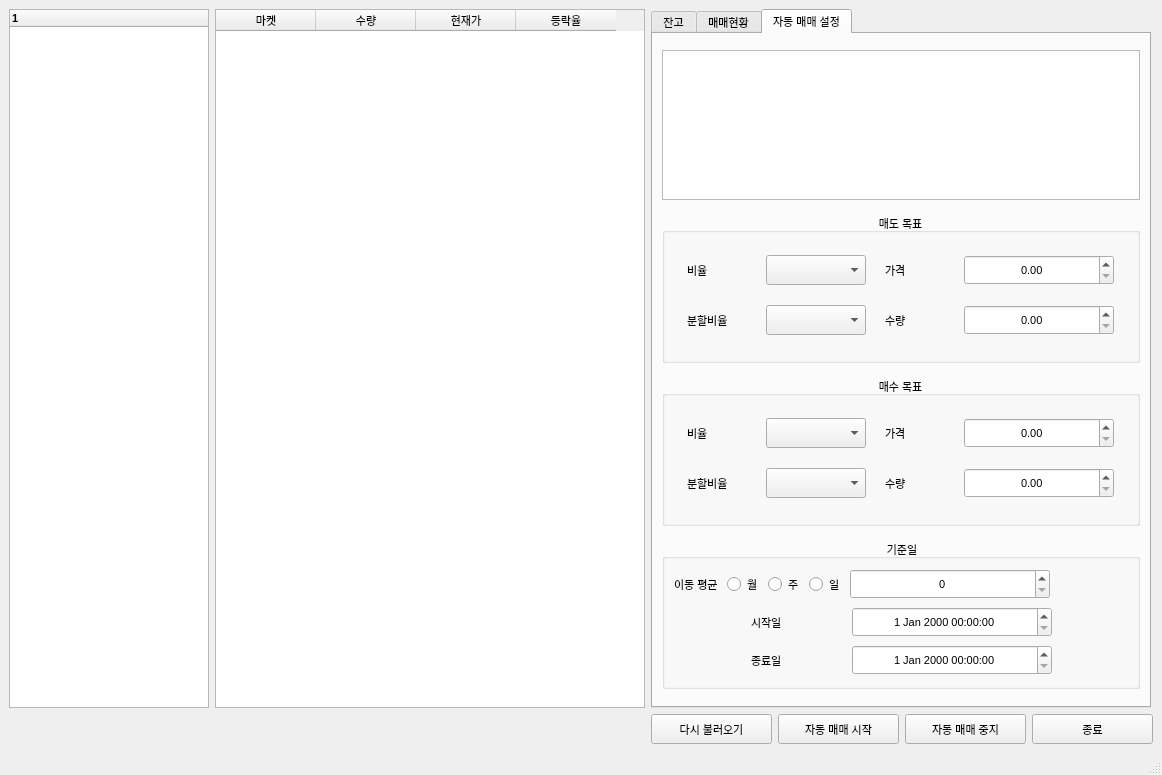
The window that main1.ui (changhee-won/AiCoinsTrade) describes before a commit, drawn with Qt 5.
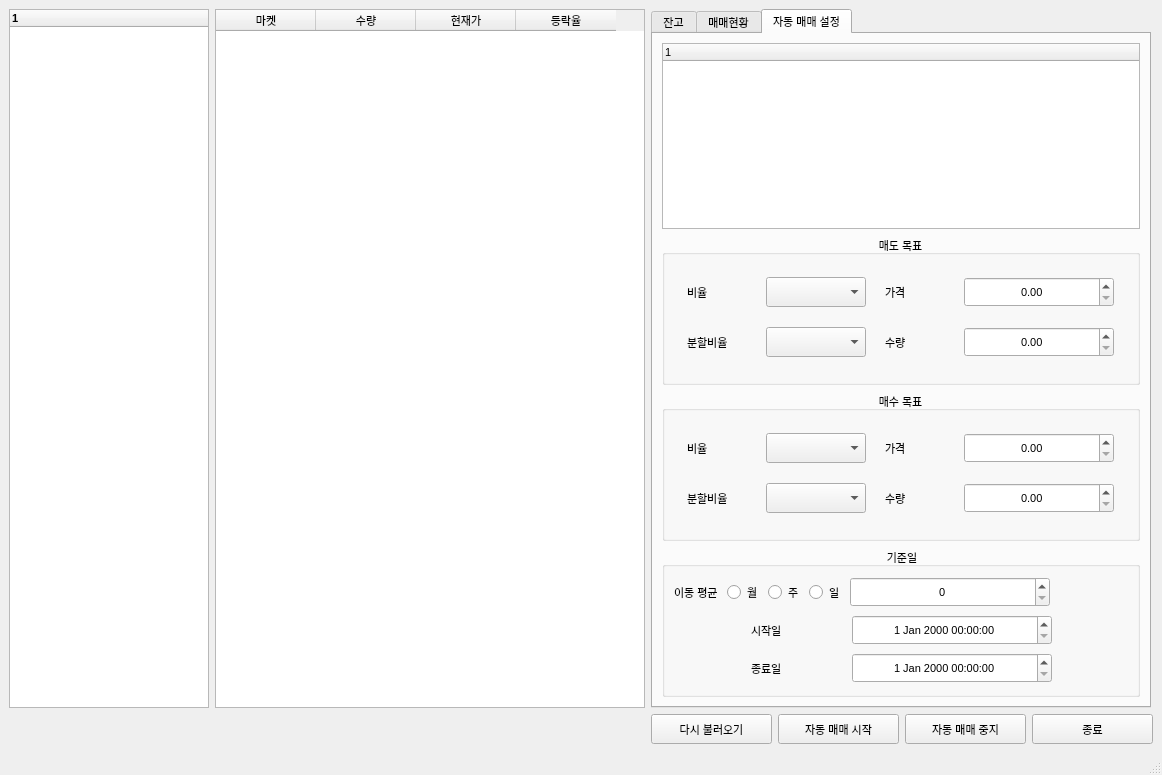
The same window after the commit.

Commit message: 수정함:        aicoin_main.py 	수정함:        main1.ui

Patch:
```diff
--- a/main1.ui
+++ b/main1.ui
@@ -1487,25 +1487,12 @@
        </attribute>
        <layout class="QVBoxLayout" name="verticalLayout_7">
         <item>
-         <widget class="QListWidget" name="listWidget_autolist">
-          <property name="minimumSize">
-           <size>
-            <width>0</width>
-            <height>150</height>
-           </size>
-          </property>
-          <property name="maximumSize">
-           <size>
-            <width>16777215</width>
-            <height>150</height>
-           </size>
-          </property>
-          <property name="font">
-           <font>
-            <family>Arial Black</family>
-            <pointsize>8</pointsize>
-           </font>
-          </property>
+         <widget class="QTreeWidget" name="treeWidget_autolist">
+          <column>
+           <property name="text">
+            <string notr="true">1</string>
+           </property>
+          </column>
          </widget>
         </item>
         <item>
```
The commit also changes 2 other files.
